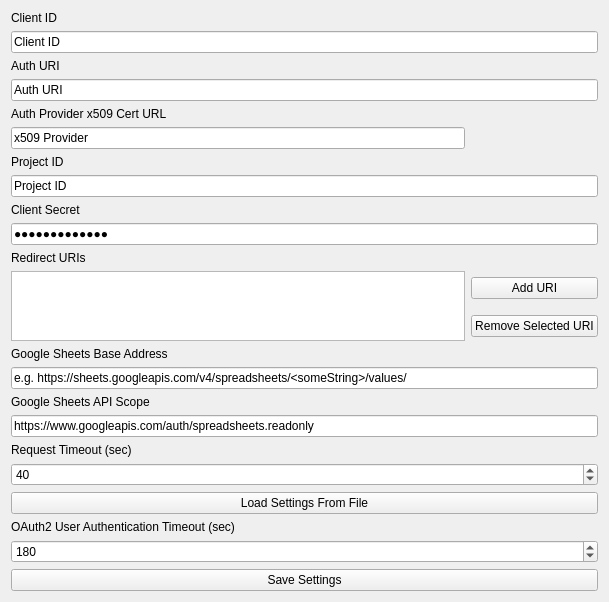
Above: Bridge/MasterRoute/masterroutesheetconfigwidget.ui from ademarest/GreenmileBridge before the change. Below: the same form after it.
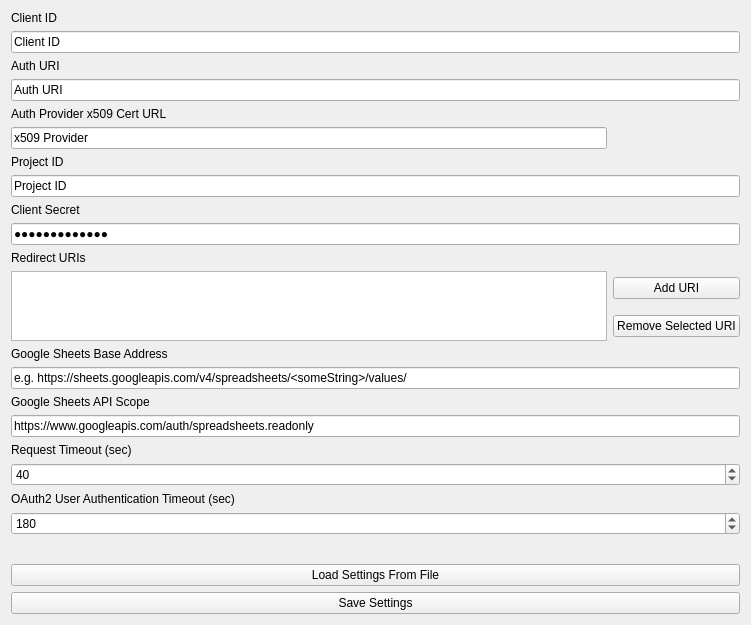
That is the form after the change.

Commit message: DEVEL: Fixed MRS Config UI to make more sense.

The edit to the form file:
```diff
--- a/Bridge/MasterRoute/masterroutesheetconfigwidget.ui
+++ b/Bridge/MasterRoute/masterroutesheetconfigwidget.ui
@@ -6,34 +6,21 @@
    <rect>
     <x>0</x>
     <y>0</y>
-    <width>609</width>
-    <height>544</height>
+    <width>751</width>
+    <height>625</height>
    </rect>
   </property>
   <property name="windowTitle">
    <string>Form</string>
   </property>
   <layout class="QGridLayout" name="gridLayout">
-   <item row="20" column="0" colspan="2">
+   <item row="23" column="0" colspan="2">
     <widget class="QPushButton" name="loadFromFilePushButton">
      <property name="text">
       <string>Load Settings From File</string>
      </property>
     </widget>
    </item>
-   <item row="17" column="0">
-    <spacer name="verticalSpacer">
-     <property name="orientation">
-      <enum>Qt::Vertical</enum>
-     </property>
-     <property name="sizeHint" stdset="0">
-      <size>
-       <width>20</width>
-       <height>40</height>
-      </size>
-     </property>
-    </spacer>
-   </item>
    <item row="5" column="0">
     <widget class="QLineEdit" name="x509LineEdit">
      <property name="text">
@@ -117,6 +104,13 @@
    <item row="11" column="0" rowspan="2">
     <widget class="QListWidget" name="redirectURIListWidget"/>
    </item>
+   <item row="20" column="0">
+    <widget class="QLabel" name="oauth2UserTimerout">
+     <property name="text">
+      <string>OAuth2 User Authentication Timeout (sec)</string>
+     </property>
+    </widget>
+   </item>
    <item row="16" column="0" colspan="2">
     <widget class="QLineEdit" name="googleSheetsScopeLineEdit">
      <property name="text">
@@ -124,7 +118,7 @@
      </property>
     </widget>
    </item>
-   <item row="23" column="0" colspan="2">
+   <item row="26" column="0" colspan="2">
     <widget class="QPushButton" name="saveSettingsPushButton">
      <property name="text">
       <string>Save Settings</string>
@@ -186,7 +180,20 @@
      </property>
     </widget>
    </item>
-   <item row="22" column="0" colspan="2">
+   <item row="22" column="0">
+    <spacer name="verticalSpacer">
+     <property name="orientation">
+      <enum>Qt::Vertical</enum>
+     </property>
+     <property name="sizeHint" stdset="0">
+      <size>
+       <width>20</width>
+       <height>40</height>
+      </size>
+     </property>
+    </spacer>
+   </item>
+   <item row="21" column="0" colspan="2">
     <widget class="QSpinBox" name="oauth2UserTimeoutSpinBox">
      <property name="minimum">
       <number>40</number>
@@ -199,13 +206,6 @@
      </property>
     </widget>
    </item>
-   <item row="21" column="0" colspan="2">
-    <widget class="QLabel" name="oauth2UserTimerout">
-     <property name="text">
-      <string>OAuth2 User Authentication Timeout (sec)</string>
-     </property>
-    </widget>
-   </item>
   </layout>
  </widget>
  <tabstops>
```
Left out of the diff: 2 changed lines with no effect on the pictures. The commit also changes 4 other files.
